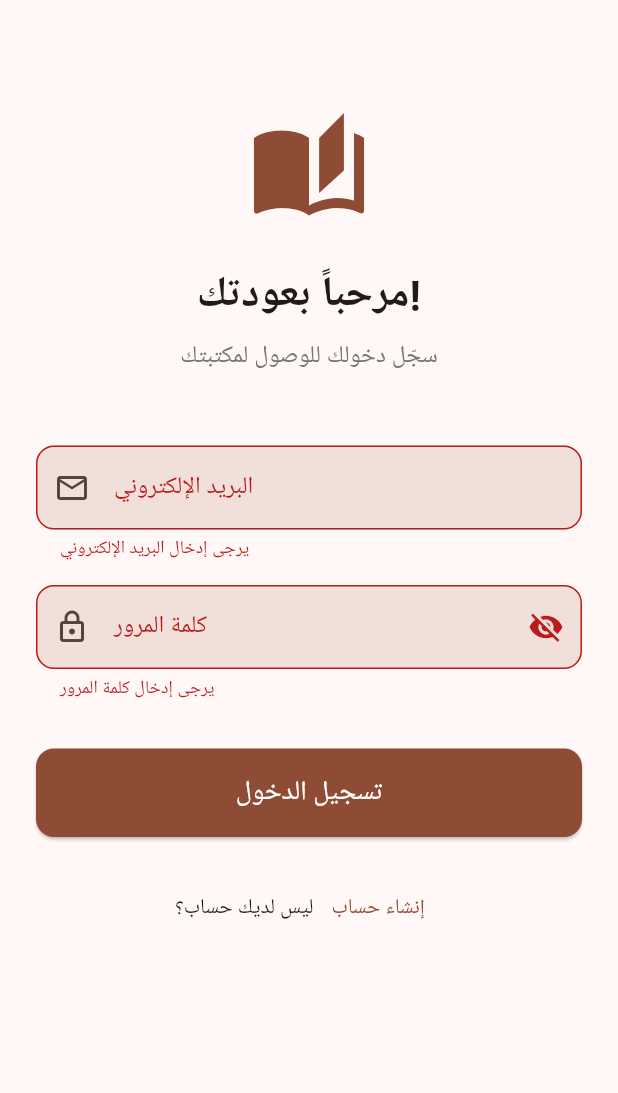
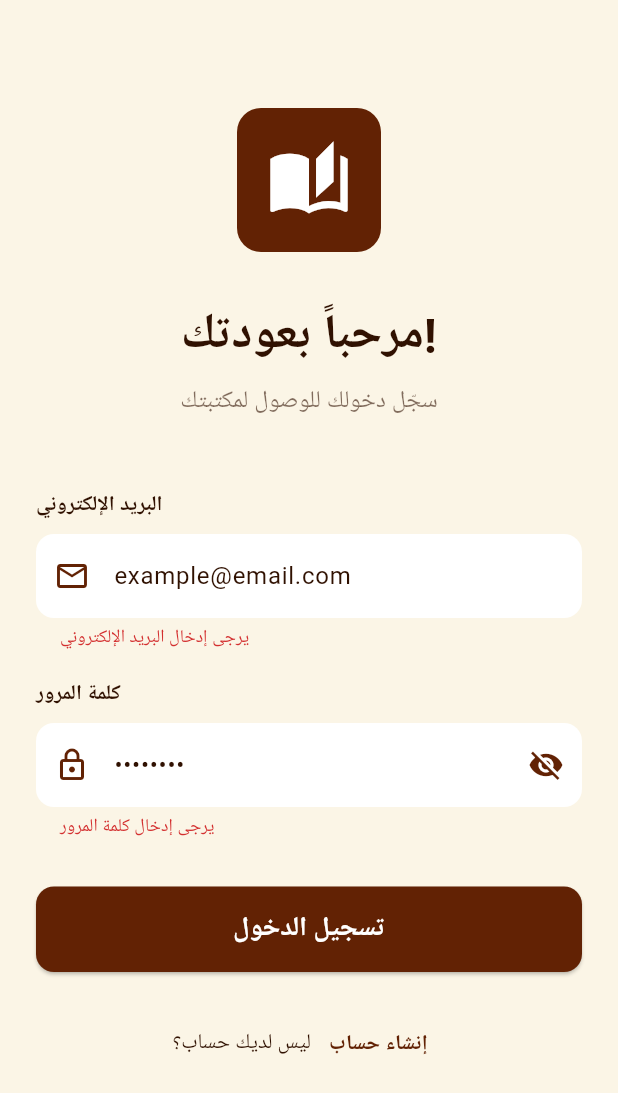
Before and after one commit to al6md/my_web, a Flutter app: the screen it shows after launch, after a tap on "تسجيل الدخول", on a phone screen of 412 x 824 dp. Shown: the top 1093 px of the screen. Run offline on Flutter 3.47's test engine with Material 3 defaults, Android fonts, the phone set to English and light mode, and no system bars; our stand-ins replace cached_network_image, flutter_secure_storage, google_fonts; network calls fail; Roboto replaces fonts that are missing (Cairo).

Commit message:
Update Flutter design and fix API service

```diff
--- a/book_app/lib/config/api_config.dart
+++ b/book_app/lib/config/api_config.dart
@@ -4,7 +4,9 @@ class ApiConfig {
   // For local testing: http://10.0.2.2:5000 (Android emulator)
   // For Windows testing: http://127.0.0.1:5000
   // For production: https://your-api.onrender.com
-  static const String baseUrl = 'http://127.0.0.1:5000';
+
+  // ✅ Production API on Render
+  static const String baseUrl = 'https://my-web1-h144.onrender.com';
 
   // API Endpoints
   static const String authRegister = '/api/auth/register';
--- a/book_app/lib/main.dart
+++ b/book_app/lib/main.dart
@@ -1,5 +1,6 @@
 import 'package:flutter/material.dart';
 import 'package:provider/provider.dart';
+import 'package:google_fonts/google_fonts.dart';
 import 'services/auth_service.dart';
 import 'screens/splash_screen.dart';
 
@@ -10,6 +11,12 @@ void main() {
 class MyApp extends StatelessWidget {
   const MyApp({super.key});
 
+  // ألوان الموقع الأصلية
+  static const Color primaryBrown = Color(0xFF622204);
+  static const Color lightCream = Color(0xFFFBF5E6);
+  static const Color darkBrown = Color(0xFF301101);
+  static const Color accentBrown = Color(0xFFE7D8B5);
+
   @override
   Widget build(BuildContext context) {
     return MultiProvider(
@@ -17,49 +24,93 @@ class MyApp extends StatelessWidget {
         ChangeNotifierProvider(create: (_) => AuthService()..init()),
       ],
       child: MaterialApp(
-        title: 'كتبي - Book Recommendation',
+        title: 'ALHAM - توصيات ذكية',
         debugShowCheckedModeBanner: false,
         theme: ThemeData(
-          colorScheme: ColorScheme.fromSeed(
-            seedColor: const Color(0xFFFF6B35), // Orange theme
+          colorScheme: ColorScheme(
             brightness: Brightness.light,
+            primary: primaryBrown,
+            onPrimary: Colors.white,
+            secondary: accentBrown,
+            onSecondary: darkBrown,
+            surface: lightCream,
+            onSurface: darkBrown,
+            error: Colors.red.shade700,
+            onError: Colors.white,
           ),
+          scaffoldBackgroundColor: lightCream,
           useMaterial3: true,
-          fontFamily: 'Cairo',
-          appBarTheme: const AppBarTheme(
+          textTheme: GoogleFonts.cairoTextTheme(
+            Theme.of(context).textTheme,
+          ).apply(
+            bodyColor: darkBrown,
+            displayColor: darkBrown,
+          ),
+          appBarTheme: AppBarTheme(
             centerTitle: true,
             elevation: 0,
+            backgroundColor: lightCream,
+            foregroundColor: darkBrown,
+            titleTextStyle: GoogleFonts.cairo(
+              fontSize: 20,
+              fontWeight: FontWeight.bold,
+              color: darkBrown,
+            ),
           ),
           cardTheme: CardTheme(
-            elevation: 2,
+            elevation: 4,
+            color: Colors.white,
+            shadowColor: primaryBrown.withOpacity(0.1),
             shape: RoundedRectangleBorder(
-              borderRadius: BorderRadius.circular(12),
+              borderRadius: BorderRadius.circular(16),
             ),
           ),
           inputDecorationTheme: InputDecorationTheme(
             border: OutlineInputBorder(
               borderRadius: BorderRadius.circular(12),
+              borderSide: BorderSide(color: accentBrown),
+            ),
+            enabledBorder: OutlineInputBorder(
+              borderRadius: BorderRadius.circular(12),
+              borderSide: BorderSide(color: accentBrown),
+            ),
+            focusedBorder: OutlineInputBorder(
+              borderRadius: BorderRadius.circular(12),
+              borderSide: BorderSide(color: primaryBrown, width: 2),
             ),
             filled: true,
+            fillColor: Colors.white,
           ),
           elevatedButtonTheme: ElevatedButtonThemeData(
             style: ElevatedButton.styleFrom(
+              backgroundColor: primaryBrown,
+              foregroundColor: Colors.white,
               padding: const EdgeInsets.symmetric(horizontal: 32, vertical: 16),
               shape: RoundedRectangleBorder(
                 borderRadius: BorderRadius.circular(12),
               ),
+              textStyle: GoogleFonts.cairo(
+                fontSize: 16,
+                fontWeight: FontWeight.bold,
+              ),
+            ),
+          ),
+          textButtonTheme: TextButtonThemeData(
+            style: TextButton.styleFrom(
+              foregroundColor: primaryBrown,
+              textStyle: GoogleFonts.cairo(
+                fontWeight: FontWeight.w600,
+              ),
+            ),
+          ),
+          chipTheme: ChipThemeData(
+            backgroundColor: accentBrown.withOpacity(0.3),
+            labelStyle: GoogleFonts.cairo(color: darkBrown),
+            shape: RoundedRectangleBorder(
+              borderRadius: BorderRadius.circular(20),
             ),
           ),
         ),
-        darkTheme: ThemeData(
-          colorScheme: ColorScheme.fromSeed(
-            seedColor: const Color(0xFFFF6B35),
-            brightness: Brightness.dark,
-          ),
-          useMaterial3: true,
-          fontFamily: 'Cairo',
-        ),
-        themeMode: ThemeMode.system,
         home: const SplashScreen(),
       ),
     );
--- a/book_app/lib/screens/login_screen.dart
+++ b/book_app/lib/screens/login_screen.dart
@@ -1,5 +1,6 @@
 import 'package:flutter/material.dart';
 import 'package:provider/provider.dart';
+import 'package:google_fonts/google_fonts.dart';
 import '../services/auth_service.dart';
 import 'home_screen.dart';
 import 'register_screen.dart';
@@ -16,6 +17,10 @@ class _LoginScreenState extends State<LoginScreen> {
   final _emailController = TextEditingController();
   final _passwordController = TextEditingController();
   bool _obscurePassword = true;
+
+  static const Color primaryBrown = Color(0xFF622204);
+  static const Color lightCream = Color(0xFFFBF5E6);
+  static const Color darkBrown = Color(0xFF301101);
 
   @override
   void dispose() {
@@ -51,6 +56,7 @@ class _LoginScreenState extends State<LoginScreen> {
   @override
   Widget build(BuildContext context) {
     return Scaffold(
+      backgroundColor: lightCream,
       body: SafeArea(
         child: SingleChildScrollView(
           padding: const EdgeInsets.all(24),
@@ -60,39 +66,71 @@ class _LoginScreenState extends State<LoginScreen> {
               crossAxisAlignment: CrossAxisAlignment.stretch,
               children: [
                 const SizedBox(height: 48),
-                // Logo
-                Icon(
-                  Icons.auto_stories,
-                  size: 80,
-                  color: Theme.of(context).colorScheme.primary,
+                // Logo - مثل الموقع
+                Center(
+                  child: Container(
+                    padding: const EdgeInsets.all(20),
+                    decoration: BoxDecoration(
+                      color: primaryBrown,
+                      borderRadius: BorderRadius.circular(16),
+                    ),
+                    child: const Icon(
+                      Icons.auto_stories,
+                      size: 56,
+                      color: Colors.white,
+                    ),
+                  ),
                 ),
-                const SizedBox(height: 24),
+                const SizedBox(height: 32),
                 // Title
-                const Text(
+                Text(
                   'مرحباً بعودتك!',
-                  style: TextStyle(
-                    fontSize: 28,
+                  style: GoogleFonts.cairo(
+                    fontSize: 32,
                     fontWeight: FontWeight.bold,
+                    color: darkBrown,
                   ),
                   textAlign: TextAlign.center,
                 ),
                 const SizedBox(height: 8),
                 Text(
                   'سجّل دخولك للوصول لمكتبتك',
-                  style: TextStyle(
+                  style: GoogleFonts.cairo(
                     fontSize: 16,
-                    color: Colors.grey[600],
+                    color: darkBrown.withOpacity(0.6),
                   ),
                   textAlign: TextAlign.center,
                 ),
                 const SizedBox(height: 48),
                 // Email field
+                Text(
+                  'البريد الإلكتروني',
+                  style: GoogleFonts.cairo(
+                    fontWeight: FontWeight.w600,
+                    color: darkBrown,
+                  ),
+                ),
+                const SizedBox(height: 8),
                 TextFormField(
                   controller: _emailController,
                   keyboardType: TextInputType.emailAddress,
-                  decoration: const InputDecoration(
-                    labelText: 'البريد الإلكتروني',
-                    prefixIcon: Icon(Icons.email_outlined),
+                  decoration: InputDecoration(
+                    hintText: 'example@email.com',
+                    prefixIcon: Icon(Icons.email_outlined, color: primaryBrown),
+                    filled: true,
+                    fillColor: Colors.white,
+                    border: OutlineInputBorder(
+                      borderRadius: BorderRadius.circular(12),
+                      borderSide: BorderSide.none,
+                    ),
+                    enabledBorder: OutlineInputBorder(
+                      borderRadius: BorderRadius.circular(12),
+                      borderSide: BorderSide(color: Colors.grey.shade300),
+                    ),
+                    focusedBorder: OutlineInputBorder(
+                      borderRadius: BorderRadius.circular(12),
+                      borderSide: const BorderSide(color: primaryBrown, width: 2),
+                    ),
                   ),
                   validator: (value) {
                     if (value == null || value.isEmpty) {
@@ -104,23 +142,46 @@ class _LoginScreenState extends State<LoginScreen> {
                     return null;
                   },
                 ),
-                const SizedBox(height: 16),
+                const SizedBox(height: 20),
                 // Password field
+                Text(
+                  'كلمة المرور',
+                  style: GoogleFonts.cairo(
+                    fontWeight: FontWeight.w600,
+                    color: darkBrown,
+                  ),
+                ),
+                const SizedBox(height: 8),
                 TextFormField(
                   controller: _passwordController,
                   obscureText: _obscurePassword,
                   decoration: InputDecoration(
-                    labelText: 'كلمة المرور',
-                    prefixIcon: const Icon(Icons.lock_outlined),
+                    hintText: '••••••••',
+                    prefixIcon: Icon(Icons.lock_outlined, color: primaryBrown),
                     suffixIcon: IconButton(
                       icon: Icon(
                         _obscurePassword ? Icons.visibility_off : Icons.visibility,
+                        color: primaryBrown,
                       ),
                       onPressed: () {
                         setState(() {
                           _obscurePassword = !_obscurePassword;
                         });
                       },
+                    ),
+                    filled: true,
+                    fillColor: Colors.white,
+                    border: OutlineInputBorder(
+                      borderRadius: BorderRadius.circular(12),
+                      borderSide: BorderSide.none,
+                    ),
+                    enabledBorder: OutlineInputBorder(
+                      borderRadius: BorderRadius.circular(12),
+                      borderSide: BorderSide(color: Colors.grey.shade300),
+                    ),
+                    focusedBorder: OutlineInputBorder(
+                      borderRadius: BorderRadius.circular(12),
+                      borderSide: const BorderSide(color: primaryBrown, width: 2),
                     ),
                   ),
                   validator: (value) {
@@ -137,8 +198,12 @@ class _LoginScreenState extends State<LoginScreen> {
                     return ElevatedButton(
                       onPressed: auth.isLoading ? null : _login,
                       style: ElevatedButton.styleFrom(
-                        backgroundColor: Theme.of(context).colorScheme.primary,
+                        backgroundColor: primaryBrown,
                         foregroundColor: Colors.white,
+                        padding: const EdgeInsets.symmetric(vertical: 16),
+                        shape: RoundedRectangleBorder(
+                          borderRadius: BorderRadius.circular(12),
+                        ),
                       ),
                       child: auth.isLoading
                           ? const SizedBox(
@@ -149,9 +214,12 @@ class _LoginScreenState extends State<LoginScreen> {
                                 color: Colors.white,
                               ),
                             )
-                          : const Text(
+                          : Text(
                               'تسجيل الدخول',
-                              style: TextStyle(fontSize: 18),
+                              style: GoogleFonts.cairo(
+                                fontSize: 18,
+                                fontWeight: FontWeight.bold,
+                              ),
                             ),
                     );
                   },
@@ -161,7 +229,10 @@ class _LoginScreenState extends State<LoginScreen> {
                 Row(
                   mainAxisAlignment: MainAxisAlignment.center,
                   children: [
-                    const Text('ليس لديك حساب؟'),
+                    Text(
+                      'ليس لديك حساب؟',
+                      style: GoogleFonts.cairo(color: darkBrown),
+                    ),
                     TextButton(
                       onPressed: () {
                         Navigator.push(
@@ -169,7 +240,13 @@ class _LoginScreenState extends State<LoginScreen> {
                           MaterialPageRoute(builder: (_) => const RegisterScreen()),
                         );
                       },
-                      child: const Text('إنشاء حساب'),
+                      child: Text(
+                        'إنشاء حساب',
+                        style: GoogleFonts.cairo(
+                          color: primaryBrown,
+                          fontWeight: FontWeight.bold,
+                        ),
+                      ),
                     ),
                   ],
                 ),
--- a/book_app/lib/screens/splash_screen.dart
+++ b/book_app/lib/screens/splash_screen.dart
@@ -1,5 +1,6 @@
 import 'package:flutter/material.dart';
 import 'package:provider/provider.dart';
+import 'package:google_fonts/google_fonts.dart';
 import '../services/auth_service.dart';
 import 'login_screen.dart';
 import 'home_screen.dart';
@@ -34,49 +35,61 @@ class _SplashScreenState extends State<SplashScreen> {
 
   @override
   Widget build(BuildContext context) {
+    const primaryBrown = Color(0xFF622204);
+    const lightCream = Color(0xFFFBF5E6);
+
     return Scaffold(
       body: Container(
-        decoration: BoxDecoration(
+        decoration: const BoxDecoration(
           gradient: LinearGradient(
-            begin: Alignment.topLeft,
-            end: Alignment.bottomRight,
+            begin: Alignment.topCenter,
+            end: Alignment.bottomCenter,
             colors: [
-              Theme.of(context).colorScheme.primary,
-              Theme.of(context).colorScheme.secondary,
+              lightCream,
+              Color(0xFFE7D8B5),
             ],
           ),
         ),
-        child: const Center(
+        child: Center(
           child: Column(
             mainAxisAlignment: MainAxisAlignment.center,
             children: [
-              // App Icon
-              Icon(
-                Icons.auto_stories,
-                size: 100,
-                color: Colors.white,
-              ),
-              SizedBox(height: 24),
-              // App Name
-              Text(
-                'كتبي',
-                style: TextStyle(
-                  fontSize: 48,
-                  fontWeight: FontWeight.bold,
+              // Logo - مثل الموقع
+              Container(
+                padding: const EdgeInsets.all(24),
+                decoration: BoxDecoration(
+                  color: primaryBrown,
+                  borderRadius: BorderRadius.circular(20),
+                ),
+                child: const Icon(
+                  Icons.auto_stories,
+                  size: 64,
                   color: Colors.white,
                 ),
               ),
-              SizedBox(height: 8),
+              const SizedBox(height: 24),
+              // App Name
               Text(
-                'اكتشف كتابك القادم',
-                style: TextStyle(
-                  fontSize: 18,
-                  color: Colors.white70,
+                'ALHAM',
+                style: GoogleFonts.cairo(
+                  fontSize: 48,
+                  fontWeight: FontWeight.bold,
+                  color: primaryBrown,
+                  letterSpacing: 4,
                 ),
               ),
-              SizedBox(height: 48),
+              const SizedBox(height: 8),
+              Text(
+                'توصيات ذكية',
+                style: GoogleFonts.cairo(
+                  fontSize: 20,
+                  color: primaryBrown.withOpacity(0.7),
+                ),
+              ),
+              const SizedBox(height: 48),
               CircularProgressIndicator(
-                color: Colors.white,
+                color: primaryBrown,
+                strokeWidth: 3,
               ),
             ],
           ),
--- a/book_app/lib/services/api_service.dart
+++ b/book_app/lib/services/api_service.dart
@@ -36,12 +36,14 @@ class ApiService {
   // HTTP helpers
   Map<String, String> get _headers => {
     'Content-Type': 'application/json',
+    'Accept': 'application/json',
   };
 
   Future<Map<String, String>> get _authHeaders async {
     final t = await token;
     return {
       'Content-Type': 'application/json',
+      'Accept': 'application/json',
       if (t != null) 'Authorization': 'Bearer $t',
     };
   }
@@ -52,10 +54,14 @@ class ApiService {
   Future<Map<String, dynamic>> get(String endpoint, {bool requireAuth = false}) async {
     try {
       final headers = requireAuth ? await _authHeaders : _headers;
-      final response = await http.get(Uri.parse(_url(endpoint)), headers: headers);
+      final url = _url(endpoint);
+      print('[API GET] $url');  // Debug
+      final response = await http.get(Uri.parse(url), headers: headers);
+      print('[API Response] ${response.statusCode}: ${response.body.substring(0, response.body.length.clamp(0, 200))}');  // Debug
       return _handleResponse(response);
     } catch (e) {
-      return {'success': false, 'error': e.toString()};
+      print('[API Error] $e');  // Debug
+      return {'success': false, 'error': 'خطأ في الاتصال: $e'};
     }
   }
 
@@ -63,14 +69,19 @@ class ApiService {
   Future<Map<String, dynamic>> post(String endpoint, Map<String, dynamic> body, {bool requireAuth = false}) async {
     try {
       final headers = requireAuth ? await _authHeaders : _headers;
+      final url = _url(endpoint);
+      print('[API POST] $url');  // Debug
+      print('[API Body] $body');  // Debug
       final response = await http.post(
-        Uri.parse(_url(endpoint)),
+        Uri.parse(url),
         headers: headers,
         body: jsonEncode(body),
       );
+      print('[API Response] ${response.statusCode}: ${response.body}');  // Debug
       return _handleResponse(response);
     } catch (e) {
-      return {'success': false, 'error': e.toString()};
+      print('[API Error] $e');  // Debug
+      return {'success': false, 'error': 'خطأ في الاتصال: $e'};
     }
   }
 
@@ -85,7 +96,7 @@ class ApiService {
       );
       return _handleResponse(response);
     } catch (e) {
-      return {'success': false, 'error': e.toString()};
+      return {'success': false, 'error': 'خطأ في الاتصال: $e'};
     }
   }
 
@@ -101,22 +112,36 @@ class ApiService {
   }
 
   Map<String, dynamic> _handleResponse(http.Response response) {
+    print('[Handle Response] Status: ${response.statusCode}');  // Debug
+
+    // Check for empty response
+    if (response.body.isEmpty) {
+      return {
+        'success': false,
+        'error': 'الاستجابة فارغة (${response.statusCode})',
+        'statusCode': response.statusCode,
+      };
+    }
+
     try {
       final data = jsonDecode(response.body);
       if (response.statusCode >= 200 && response.statusCode < 300) {
-        return data;
+        return data is Map<String, dynamic> ? data : {'success': true, 'data': data};
       } else {
         return {
           'success': false,
-          'error': data['error'] ?? 'حدث خطأ (${response.statusCode})',
+          'error': data['error'] ?? data['message'] ?? 'حدث خطأ (${response.statusCode})',
           'statusCode': response.statusCode,
         };
       }
     } catch (e) {
+      print('[JSON Parse Error] $e');  // Debug
+      print('[Response Body] ${response.body}');  // Debug
       return {
         'success': false,
-        'error': 'خطأ في معالجة الاستجابة',
+        'error': 'خطأ في الاتصال بالسيرفر',
         'statusCode': response.statusCode,
+        'rawBody': response.body,
       };
     }
   }
```
